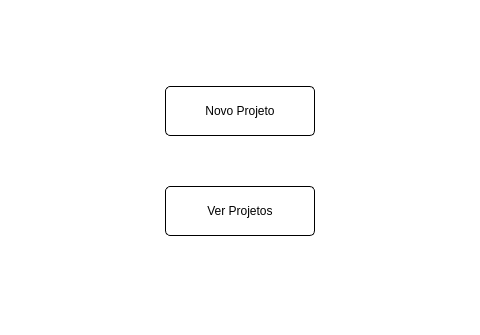
Old version of the form screens/menu.ui in the repository devfabri/Arquitetura-Pereira; both pictures show x 400 to 880 and y 385 to 720 of the 1280 by 720 pixel window.
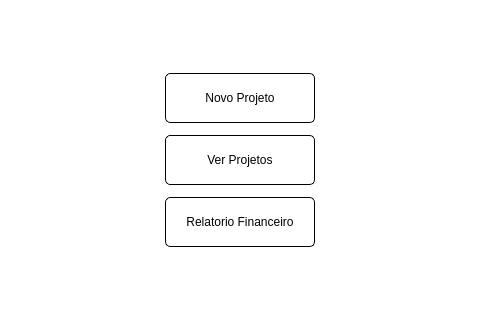
New version of the form. Icons and pictures are not drawn.

Diff of the .ui file:
```diff
--- a/screens/menu.ui
+++ b/screens/menu.ui
@@ -111,7 +111,7 @@
        <property name="bottomMargin">
         <number>0</number>
        </property>
-       <item alignment="Qt::AlignHCenter|Qt::AlignVCenter">
+       <item alignment="Qt::AlignHCenter">
         <widget class="QPushButton" name="btn_new">
          <property name="minimumSize">
           <size>
@@ -161,7 +161,7 @@
          </property>
         </widget>
        </item>
-       <item alignment="Qt::AlignHCenter|Qt::AlignVCenter">
+       <item alignment="Qt::AlignHCenter">
         <widget class="QPushButton" name="btn_read">
          <property name="minimumSize">
           <size>
@@ -211,6 +211,47 @@
          </property>
         </widget>
        </item>
+       <item alignment="Qt::AlignHCenter">
+        <widget class="QPushButton" name="btn_financeiro">
+         <property name="minimumSize">
+          <size>
+           <width>150</width>
+           <height>50</height>
+          </size>
+         </property>
+         <property name="maximumSize">
+          <size>
+           <width>150</width>
+           <height>16777215</height>
+          </size>
+         </property>
+         <property name="cursor">
+          <cursorShape>PointingHandCursor</cursorShape>
+         </property>
+         <property name="styleSheet">
+          <string notr="true">QPushButton {
+	background-color: #ffffff;
+	border: 1px solid black;
+	border-radius: 5px;
+}
+
+QPushButton:hover {
+	background-color: rgb(223, 223, 223);
+	border: 1px solid black;
+	border-radius: 5px;
+}
+
+QPushButton:pressed {
+	background-color: rgb(200, 200, 200);
+	border: 1px solid black;
+	border-radius: 5px;
+}</string>
+         </property>
+         <property name="text">
+          <string>Relatorio Financeiro</string>
+         </property>
+        </widget>
+       </item>
       </layout>
      </widget>
     </item>
```
